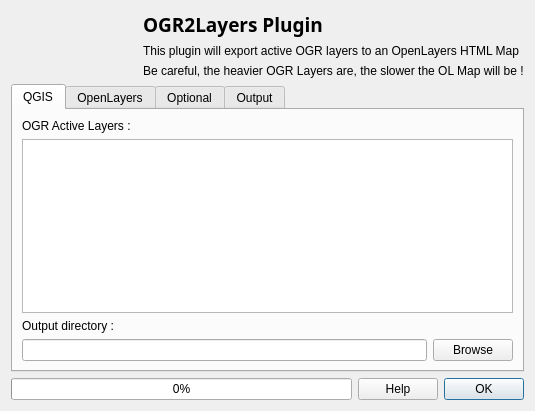
Before: the Qt Designer form ui_OGR2Layers.ui in lucadelu/OGR2Layers, drawn with Qt 5.
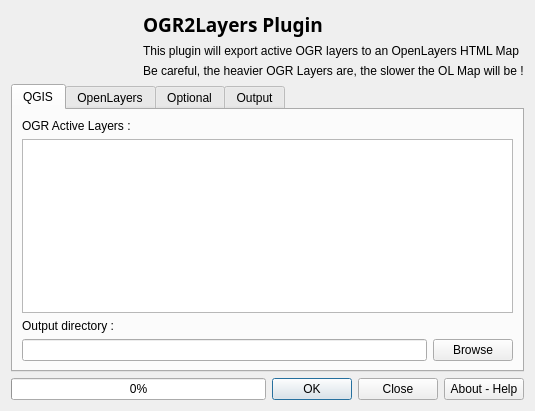
After: the same form once the commit is applied. Icons and pictures are not drawn.

Patch:
```diff
--- a/ui_OGR2Layers.ui
+++ b/ui_OGR2Layers.ui
@@ -542,13 +542,6 @@
        </property>
       </widget>
      </item>
-     <item>
-      <widget class="QPushButton" name="helpButton">
-       <property name="text">
-        <string>Help</string>
-       </property>
-      </widget>
-     </item>
      <item>
       <widget class="QDialogButtonBox" name="buttonBox">
        <property name="sizePolicy">
@@ -558,7 +551,14 @@
         </sizepolicy>
        </property>
        <property name="standardButtons">
-        <set>QDialogButtonBox::Ok</set>
+        <set>QDialogButtonBox::Close|QDialogButtonBox::Ok</set>
+       </property>
+      </widget>
+     </item>
+     <item>
+      <widget class="QPushButton" name="helpButton">
+       <property name="text">
+        <string>About - Help</string>
        </property>
       </widget>
      </item>
```
Left out of the diff: 19 changed lines with no effect on the pictures.
